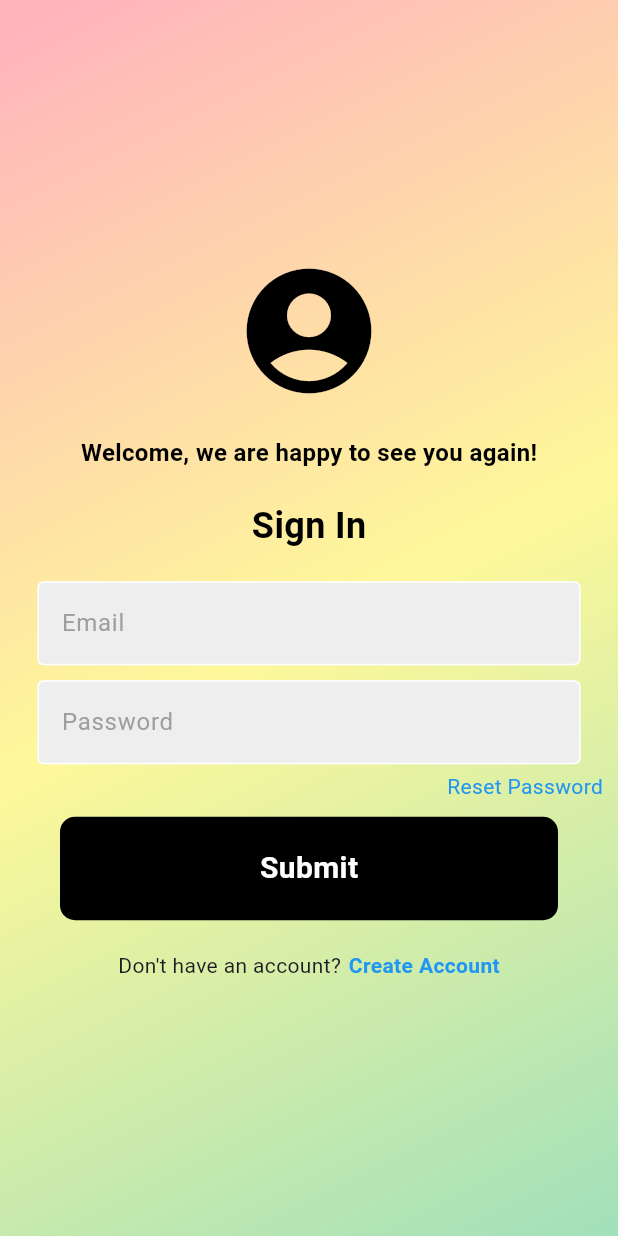
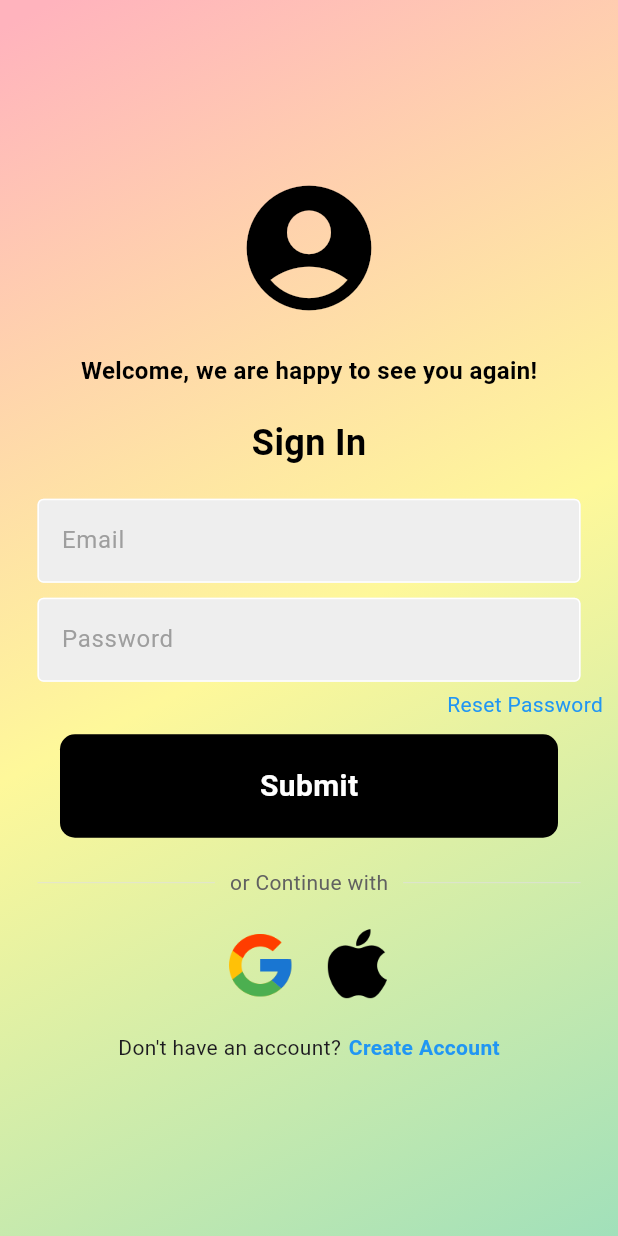
Before and after one commit to encounterapp/encounter_app, a Flutter app: the screen it shows after launch, on a phone screen of 412 x 824 dp. Run offline on Flutter 3.47's test engine with Material 3 defaults, Android fonts, the phone set to English and light mode, and no system bars; our stand-ins replace geolocator, google_maps_flutter, image_picker, shared_preferences, supabase_flutter, timeago; accounts and stored records are empty.

Commit message:
Move auth service to the services folder

```diff
--- a/lib/pages/register_page.dart
+++ b/lib/pages/register_page.dart
@@ -1,7 +1,7 @@
 import 'package:encounter_app/components/my_buttons.dart';
 import 'package:encounter_app/components/my_textfields.dart';
 import 'package:encounter_app/components/square_tile.dart';
-import 'package:encounter_app/pages/auth_service.dart';
+import 'package:encounter_app/services/auth_service.dart';
 import 'package:encounter_app/pages/create_profile.dart';
 import 'package:flutter/material.dart';
 import 'package:encounter_app/pages/verify_email_page.dart';
--- a/lib/pages/reset_password.dart
+++ b/lib/pages/reset_password.dart
@@ -1,5 +1,5 @@
 import 'package:flutter/material.dart';
-import 'package:encounter_app/pages/auth_service.dart';
+import 'package:encounter_app/services/auth_service.dart';
 import 'package:encounter_app/components/my_buttons.dart';
 import 'package:encounter_app/components/my_textfields.dart';
 
--- a/lib/pages/setting_menu.dart
+++ b/lib/pages/setting_menu.dart
@@ -186,10 +186,6 @@ class _SettingsMenuState extends State<SettingsMenu> {
 
             const Divider(),
             ListTile(
-              title: const Text("Settings and privacy"),
-              onTap: () {},
-            ),
-            ListTile(
               title: const Text("Help Center"),
               onTap: () {},
             ),
--- a/lib/pages/sign_in.dart
+++ b/lib/pages/sign_in.dart
@@ -5,7 +5,7 @@ import 'package:encounter_app/pages/home_page.dart';
 import 'package:encounter_app/pages/login_or_register.dart';
 import 'package:encounter_app/pages/reset_password.dart';
 import 'package:flutter/material.dart';
-import 'package:encounter_app/pages/auth_service.dart';
+import 'package:encounter_app/services/auth_service.dart';
 
 class SignInPage extends StatefulWidget {
   final Function()? onTap;
@@ -197,7 +197,7 @@ class _SignInPageState extends State<SignInPage> {
               : MyButtons(onTap: signUserIn),
           const SizedBox(height: 20),
 
-          /*// or Continue with
+          // or Continue with
           Padding(
             padding: const EdgeInsets.symmetric(horizontal: 25.0),
             child: Row(
@@ -239,7 +239,7 @@ class _SignInPageState extends State<SignInPage> {
               SquareTile(imagePath:'assets/icons/apple.png'),
             ],
           ),
-          const SizedBox(height: 20),*/
+          const SizedBox(height: 20),
 
 
           // Create Account
--- a/lib/pages/verify_email_page.dart
+++ b/lib/pages/verify_email_page.dart
@@ -1,5 +1,5 @@
 import 'package:flutter/material.dart';
-import 'package:encounter_app/pages/auth_service.dart';
+import 'package:encounter_app/services/auth_service.dart';
 import 'package:encounter_app/components/my_buttons.dart';
 import 'package:encounter_app/components/my_textfields.dart';
 import 'package:encounter_app/pages/create_profile.dart';
```
Also changed, not shown: lib/services/auth_service.dart (renamed from lib/pages/auth_service.dart).
